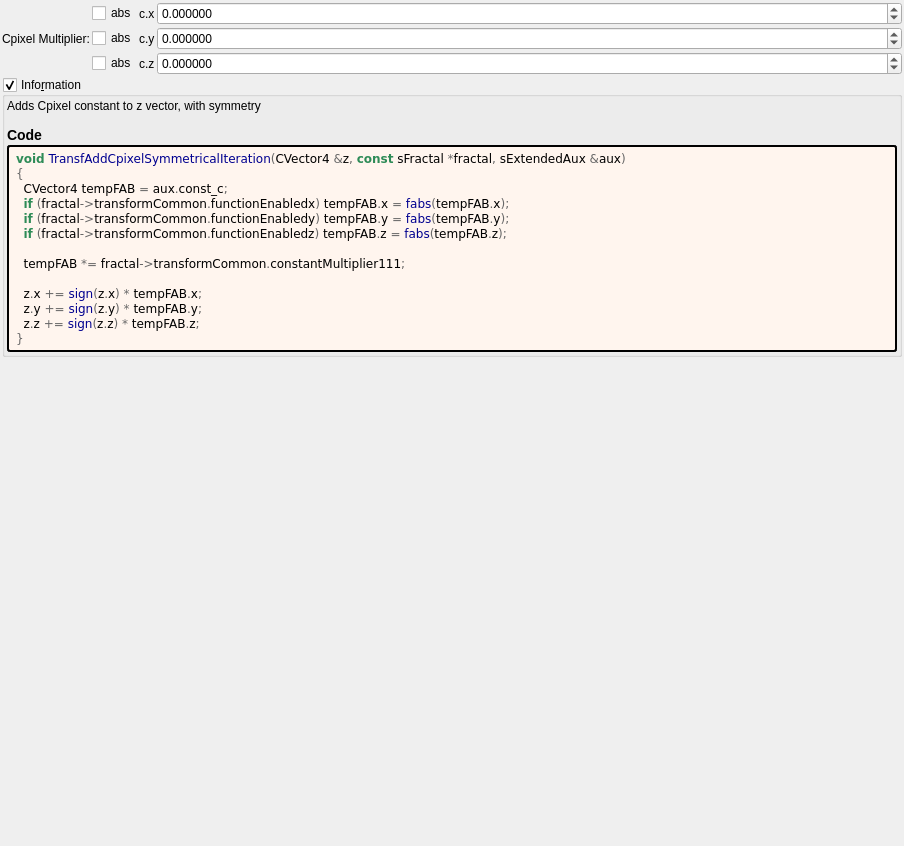
This is mandelbulber2/formula/ui/transf_add_cpixel_symmetrical.ui in buddhi1980/mandelbulber2 as Qt 5 draws it before an edit. The edited form follows.
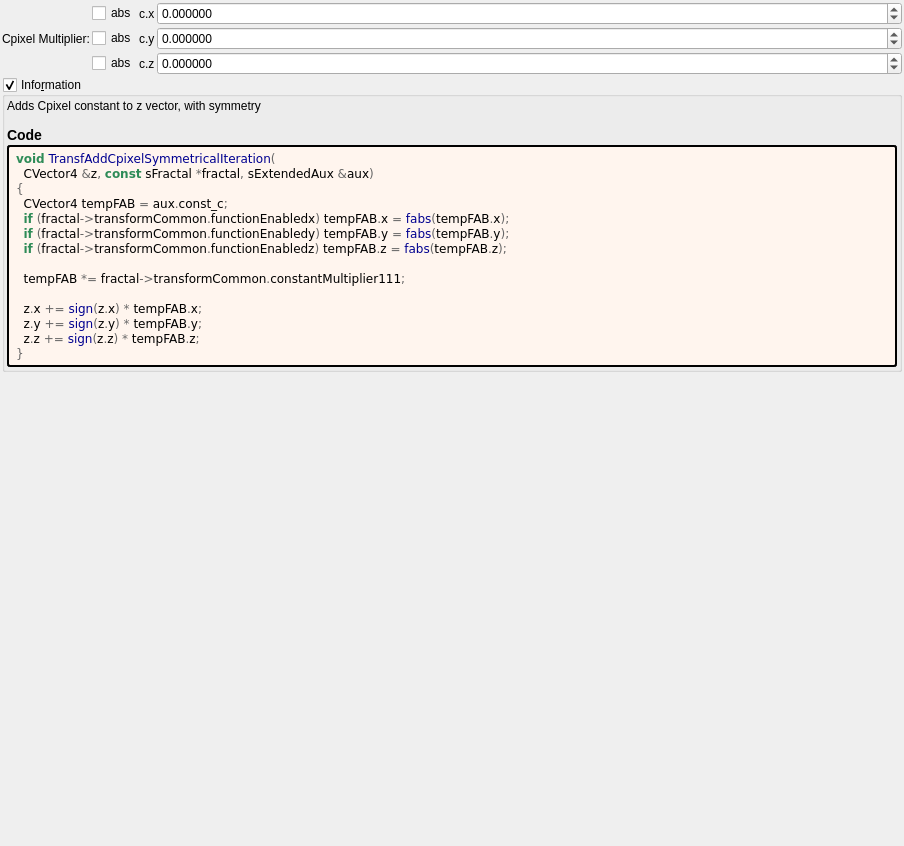
This is the edited form. Custom widgets are drawn as their Qt base class.

```diff
--- a/mandelbulber2/formula/ui/transf_add_cpixel_symmetrical.ui
+++ b/mandelbulber2/formula/ui/transf_add_cpixel_symmetrical.ui
@@ -221,7 +221,8 @@
         </property>
         <property name="text">
          <string notr="true">&lt;body style=&quot;background-color:#fff5ee&quot;&gt;
-&lt;pre style=&quot;color:#000000; background-color:#fff5ee;  font-family:'Courier New',monospace;&quot;&gt;&lt;span style=&quot;color:#2e8b57; font-weight:bold&quot;&gt;void&lt;/span&gt; &lt;span style=&quot;color:#00008f&quot;&gt;TransfAddCpixelSymmetricalIteration&lt;/span&gt;&lt;span style=&quot;color:#676767&quot;&gt;(&lt;/span&gt;CVector4 &lt;span style=&quot;color:#676767&quot;&gt;&amp;amp;&lt;/span&gt;z&lt;span style=&quot;color:#676767&quot;&gt;,&lt;/span&gt; &lt;span style=&quot;color:#2e8b57; font-weight:bold&quot;&gt;const&lt;/span&gt; sFractal &lt;span style=&quot;color:#676767&quot;&gt;*&lt;/span&gt;fractal&lt;span style=&quot;color:#676767&quot;&gt;,&lt;/span&gt; sExtendedAux &lt;span style=&quot;color:#676767&quot;&gt;&amp;amp;&lt;/span&gt;aux&lt;span style=&quot;color:#676767&quot;&gt;)&lt;/span&gt;
+&lt;pre style=&quot;color:#000000; background-color:#fff5ee;  font-family:'Courier New',monospace;&quot;&gt;&lt;span style=&quot;color:#2e8b57; font-weight:bold&quot;&gt;void&lt;/span&gt; &lt;span style=&quot;color:#00008f&quot;&gt;TransfAddCpixelSymmetricalIteration&lt;/span&gt;&lt;span style=&quot;color:#676767&quot;&gt;(&lt;/span&gt;
+  CVector4 &lt;span style=&quot;color:#676767&quot;&gt;&amp;amp;&lt;/span&gt;z&lt;span style=&quot;color:#676767&quot;&gt;,&lt;/span&gt; &lt;span style=&quot;color:#2e8b57; font-weight:bold&quot;&gt;const&lt;/span&gt; sFractal &lt;span style=&quot;color:#676767&quot;&gt;*&lt;/span&gt;fractal&lt;span style=&quot;color:#676767&quot;&gt;,&lt;/span&gt; sExtendedAux &lt;span style=&quot;color:#676767&quot;&gt;&amp;amp;&lt;/span&gt;aux&lt;span style=&quot;color:#676767&quot;&gt;)&lt;/span&gt;
 &lt;span style=&quot;color:#676767&quot;&gt;{&lt;/span&gt;
   CVector4 tempFAB &lt;span style=&quot;color:#676767&quot;&gt;=&lt;/span&gt; aux&lt;span style=&quot;color:#676767&quot;&gt;.&lt;/span&gt;const_c&lt;span style=&quot;color:#676767&quot;&gt;;&lt;/span&gt;
   &lt;span style=&quot;color:#2e8b57; font-weight:bold&quot;&gt;if&lt;/span&gt; &lt;span style=&quot;color:#676767&quot;&gt;(&lt;/span&gt;fractal&lt;span style=&quot;color:#676767&quot;&gt;-&amp;gt;&lt;/span&gt;transformCommon&lt;span style=&quot;color:#676767&quot;&gt;.&lt;/span&gt;functionEnabledx&lt;span style=&quot;color:#676767&quot;&gt;)&lt;/span&gt; tempFAB&lt;span style=&quot;color:#676767&quot;&gt;.&lt;/span&gt;x &lt;span style=&quot;color:#676767&quot;&gt;=&lt;/span&gt; &lt;span style=&quot;color:#00008f&quot;&gt;fabs&lt;/span&gt;&lt;span style=&quot;color:#676767&quot;&gt;(&lt;/span&gt;tempFAB&lt;span style=&quot;color:#676767&quot;&gt;.&lt;/span&gt;x&lt;span style=&quot;color:#676767&quot;&gt;);&lt;/span&gt;
```
